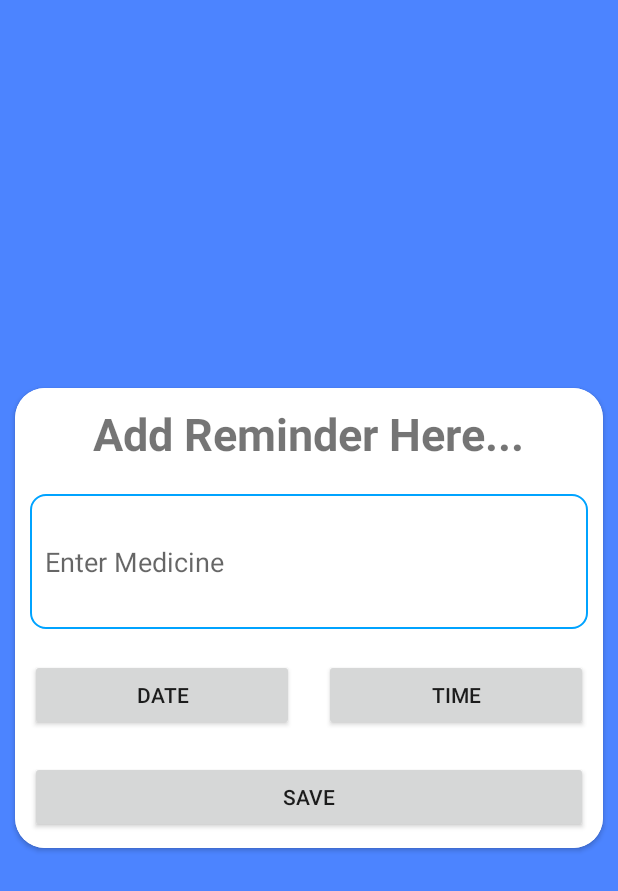
After one commit to vateythao/iCarePro_Application, an Android app: the AddMedicineActivity screen opened directly, with no data from a screen before it, on a phone screen of 412 x 824 dp. The commit adds this screen. Shown: the top 891 px of the screen. Run offline under Robolectric (Android 15) with nearby library versions, the phone set to English and light mode, and no system bars; our stand-ins replace data binding.

Commit message:
Medicine Alert Added

```diff
--- a/app/src/main/java/com/vat/icare/login/LoginActivity.java
+++ b/app/src/main/java/com/vat/icare/login/LoginActivity.java
@@ -66,14 +66,12 @@ public class LoginActivity extends AppCompatActivity {
 
     public void FirebaseLogin(String emailId, String passwordId) {
         loaderDialog.show();
-        FirebaseAuth.getInstance().signInWithEmailAndPassword(emailId,
-                passwordId).addOnCompleteListener(new OnCompleteListener<AuthResult>() {
+        FirebaseAuth.getInstance().signInWithEmailAndPassword(emailId,passwordId).addOnCompleteListener(new OnCompleteListener<AuthResult>() {
             @Override
             public void onComplete(@NonNull Task<AuthResult> task) {
                 if (task.isSuccessful()) {
                     String token = FirebaseInstanceId.getInstance().getToken();
                     String userid = FirebaseAuth.getInstance().getCurrentUser().getUid();
-
                     FirebaseDatabase.getInstance().getReference().child("Users").child(userid).child("token").setValue(token).addOnCompleteListener(new OnCompleteListener<Void>() {
                         @Override
                         public void onComplete(@NonNull Task<Void> task) {
--- /dev/null
+++ b/app/src/main/res/drawable/add_sign.xml
@@ -0,0 +1,5 @@
+<vector android:height="24dp" android:tint="#000000"
+    android:viewportHeight="24" android:viewportWidth="24"
+    android:width="24dp" xmlns:android="http://schemas.android.com/apk/res/android">
+    <path android:fillColor="@android:color/white" android:pathData="M19,13h-6v6h-2v-6H5v-2h6V5h2v6h6v2z"/>
+</vector>
--- /dev/null
+++ b/app/src/main/res/drawable/alaram.xml
@@ -0,0 +1,5 @@
+<vector android:height="24dp" android:tint="#F8F4FF"
+    android:viewportHeight="24" android:viewportWidth="24"
+    android:width="24dp" xmlns:android="http://schemas.android.com/apk/res/android">
+    <path android:fillColor="@android:color/white" android:pathData="M22,5.72l-4.6,-3.86 -1.29,1.53 4.6,3.86L22,5.72zM7.88,3.39L6.6,1.86 2,5.71l1.29,1.53 4.59,-3.85zM12.5,8L11,8v6l4.75,2.85 0.75,-1.23 -4,-2.37L12.5,8zM12,4c-4.97,0 -9,4.03 -9,9s4.02,9 9,9c4.97,0 9,-4.03 9,-9s-4.03,-9 -9,-9zM12,20c-3.87,0 -7,-3.13 -7,-7s3.13,-7 7,-7 7,3.13 7,7 -3.13,7 -7,7z"/>
+</vector>
--- /dev/null
+++ b/app/src/main/res/layout/activity_add_medicine.xml
@@ -0,0 +1,81 @@
+<?xml version="1.0" encoding="utf-8"?>
+<layout xmlns:android="http://schemas.android.com/apk/res/android"
+    xmlns:app="http://schemas.android.com/apk/res-auto"
+    xmlns:tools="http://schemas.android.com/tools">
+
+    <LinearLayout
+        android:layout_width="match_parent"
+        android:layout_height="match_parent"
+        android:background="@color/colorBlue"
+        android:gravity="center"
+        android:orientation="vertical"
+        app:backgroundTint="@null"
+        tools:context=".medicineAlerts.AddMedicineActivity">
+
+        <androidx.cardview.widget.CardView
+            android:layout_width="match_parent"
+            android:layout_height="wrap_content"
+            android:layout_margin="10dp"
+            app:cardCornerRadius="20dp">
+
+            <LinearLayout
+                android:layout_width="match_parent"
+                android:layout_height="match_parent"
+                android:background="@color/white"
+                android:orientation="vertical"
+                app:backgroundTint="@null">
+
+                <TextView
+                    android:layout_width="wrap_content"
+                    android:layout_height="wrap_content"
+                    android:layout_gravity="center"
+                    android:layout_margin="10dp"
+                    android:text="Add Reminder Here..."
+                    android:textSize="30sp"
+                    android:textStyle="bold" />
+
+                <EditText
+                    android:id="@+id/editTitle"
+                    android:layout_width="match_parent"
+                    android:layout_height="90dp"
+                    android:layout_margin="10dp"
+                    android:background="@drawable/background_edittext"
+                    android:hint="Enter Medicine"
+                    android:paddingHorizontal="10dp" />
+
+                <LinearLayout
+                    android:layout_width="match_parent"
+                    android:layout_height="wrap_content"
+                    android:orientation="horizontal">
+
+                    <Button
+                        android:id="@+id/btnDate"
+                        android:layout_width="wrap_content"
+                        android:layout_height="wrap_content"
+                        android:layout_margin="10dp"
+                        android:layout_weight="0.5"
+                        android:text="date" />
+
+                    <Button
+                        android:id="@+id/btnTime"
+                        android:layout_width="wrap_content"
+                        android:layout_height="wrap_content"
+                        android:layout_margin="10dp"
+                        android:layout_weight="0.5"
+                        android:text="time" />
+
+                </LinearLayout>
+
+                <Button
+                    android:id="@+id/btnSbumit"
+                    android:layout_width="match_parent"
+                    android:layout_height="wrap_content"
+                    android:layout_margin="10dp"
+                    android:text="Save" />
+
+            </LinearLayout>
+
+        </androidx.cardview.widget.CardView>
+
+    </LinearLayout>
+</layout>
```
Also changed, not shown: app/src/main/AndroidManifest.xml (+8 -0 lines), app/src/main/java/com/vat/icare/medicineAlerts/AddMedicineActivity.java (added, +168 -0 lines), app/src/main/java/com/vat/icare/medicineAlerts/AlarmBrodcast.java (added, +67 -0 lines), app/src/main/java/com/vat/icare/medicineAlerts/MedicineAlert.java (added, +63 -0 lines), app/src/main/java/com/vat/icare/medicineAlerts/Model.java (added, +38 -0 lines), app/src/main/java/com/vat/icare/medicineAlerts/NotificationMessage.java (added, +27 -0 lines), app/src/main/java/com/vat/icare/medicineAlerts/adapter/MedicineAdapter.java (added, +55 -0 lines), app/src/main/java/com/vat/icare/medicineAlerts/dbManager.java (added, +58 -0 lines), app/src/main/res/layout/activity_medicine_alert.xml (added, +29 -0 lines), app/src/main/res/layout/activity_notification_message.xml (added, +22 -0 lines), app/src/main/res/layout/notification_layout.xml (added, +57 -0 lines), app/src/main/res/layout/single_reminder_file.xml (added, +44 -0 lines).
